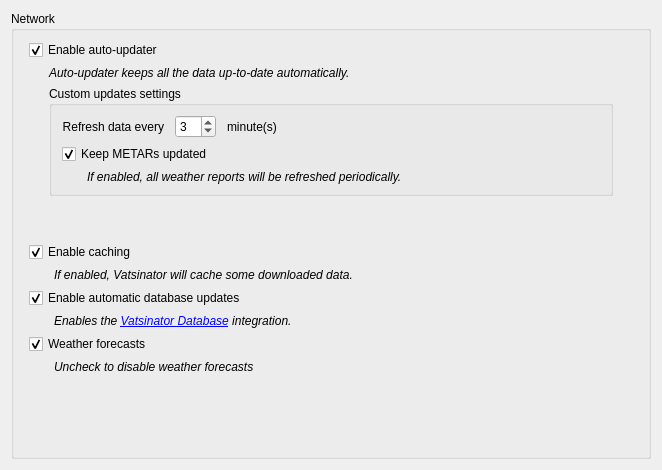
The window that source/ui/pages/networkpage.ui (Vatsinator/vatsinator-legacy) describes before a commit, drawn with Qt 5.
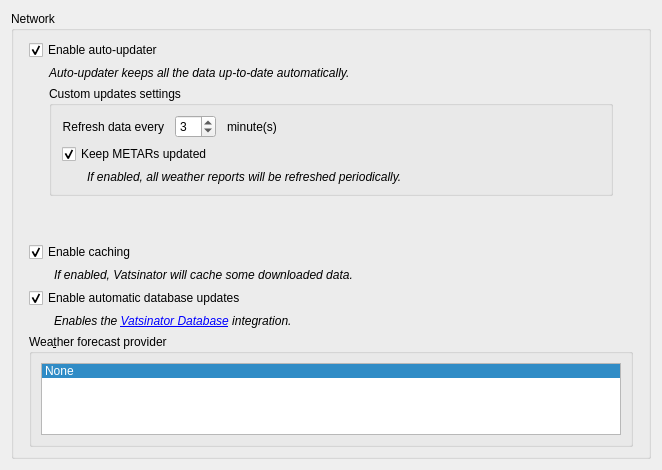
The same window after the commit.

The edit to the form file:
```diff
--- a/source/ui/pages/networkpage.ui
+++ b/source/ui/pages/networkpage.ui
@@ -264,46 +264,26 @@
        </widget>
       </item>
       <item>
-       <widget class="QCheckBox" name="WeatherForecastCheckBox">
-        <property name="enabled">
-         <bool>true</bool>
+       <widget class="QGroupBox" name="groupBox">
+        <property name="title">
+         <string>Wea&amp;ther forecast provider</string>
         </property>
-        <property name="text">
-         <string>Weather forecasts</string>
-        </property>
-        <property name="checked">
-         <bool>true</bool>
-        </property>
+        <layout class="QHBoxLayout" name="horizontalLayout_4">
+         <item>
+          <widget class="QListWidget" name="WeatherProviderListWidget">
+           <property name="currentRow">
+            <number>0</number>
+           </property>
+           <item>
+            <property name="text">
+             <string extracomment="&amp;Label for &quot;no weather forecast provider&quot;">None</string>
+            </property>
+           </item>
+          </widget>
+         </item>
+        </layout>
        </widget>
       </item>
-      <item>
-       <widget class="QLabel" name="label_3">
-        <property name="font">
-         <font>
-          <italic>true</italic>
-         </font>
-        </property>
-        <property name="text">
-         <string>Uncheck to disable weather forecasts</string>
-        </property>
-        <property name="indent">
-         <number>25</number>
-        </property>
-       </widget>
-      </item>
-      <item>
-       <spacer name="verticalSpacer">
-        <property name="orientation">
-         <enum>Qt::Vertical</enum>
-        </property>
-        <property name="sizeHint" stdset="0">
-         <size>
-          <width>20</width>
-          <height>209</height>
-         </size>
-        </property>
-       </spacer>
-      </item>
      </layout>
     </widget>
    </item>
```
